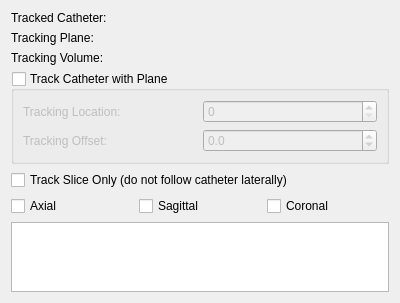
First picture: the form in Plugins/CathTracking/CathTracking.ui, repository pengwg/vurtigo, before the edit.
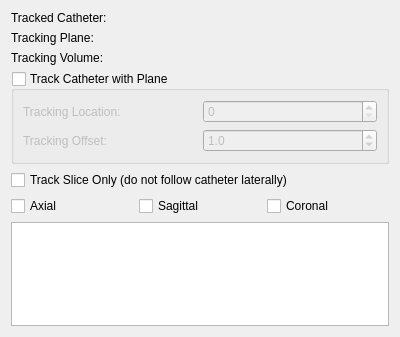
Second picture: the form after the edit.

The edit to the form file:
```diff
--- a/Plugins/CathTracking/CathTracking.ui
+++ b/Plugins/CathTracking/CathTracking.ui
@@ -7,7 +7,7 @@
     <x>0</x>
     <y>0</y>
     <width>400</width>
-    <height>295</height>
+    <height>337</height>
    </rect>
   </property>
   <property name="windowTitle">
@@ -76,7 +76,13 @@
            <number>1</number>
           </property>
           <property name="minimum">
-           <double>-100.000000000000000</double>
+           <double>0.000000000000000</double>
+          </property>
+          <property name="maximum">
+           <double>500.000000000000000</double>
+          </property>
+          <property name="value">
+           <double>1.000000000000000</double>
           </property>
          </widget>
         </item>
```
Left out of the diff: 3 changed lines with no effect on the pictures.
